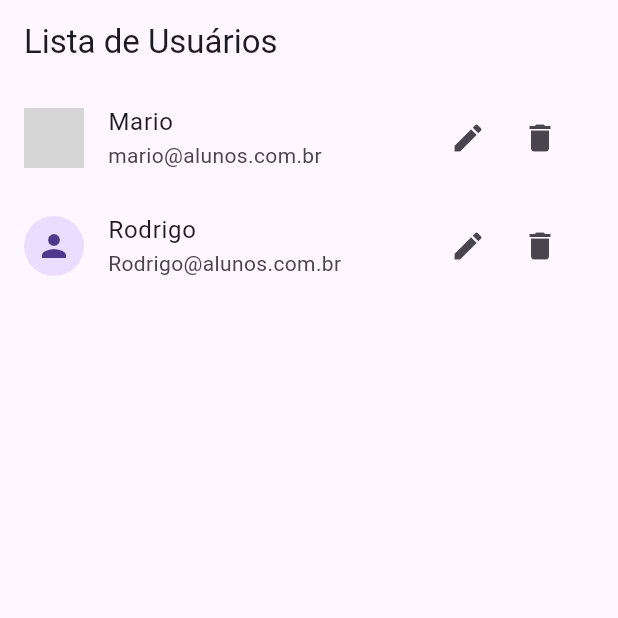
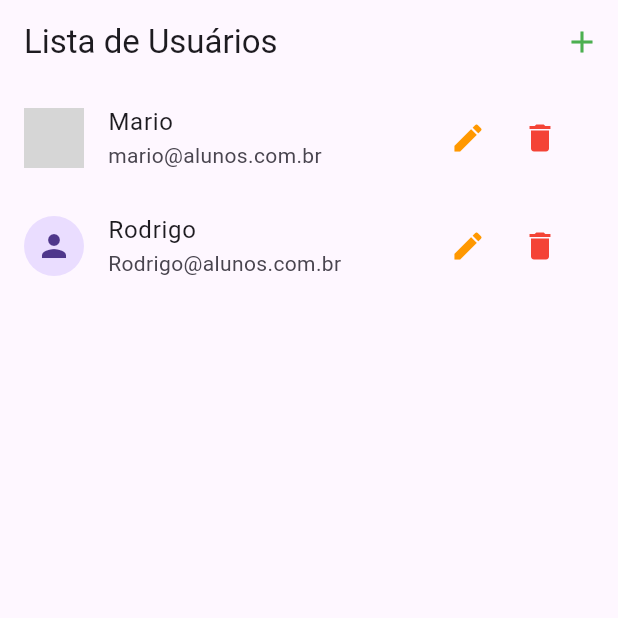
Before and after one commit to netorapg/crud, a Flutter app: the screen it shows after launch, on a phone screen of 412 x 824 dp, the top half of it. Run offline on Flutter 3.47's test engine with Material 3 defaults, Android fonts, the phone set to English and light mode, and no system bars; network calls fail; grey boxes are pictures that could not be loaded.

Commit message:
criando botões na tela, por enquanto não fazem nada

```diff
--- a/lib/components/user_tile.dart
+++ b/lib/components/user_tile.dart
@@ -6,7 +6,7 @@ class UserTile extends StatelessWidget{
 
   final User user;
 
-  UserTile(this.user);
+  const UserTile(this.user, {super.key});
 
   @override
   Widget build(BuildContext context){
@@ -21,8 +21,8 @@ class UserTile extends StatelessWidget{
         width:100,
         child: Row(
         children: <Widget>[
-          IconButton( icon: const Icon(Icons.edit), onPressed: (){},),
-           IconButton(icon: const Icon(Icons.delete), onPressed: (){},),
+          IconButton( icon: const Icon(Icons.edit), color: Colors.orange, onPressed: (){},),
+           IconButton(icon: const Icon(Icons.delete), color: Colors.red, onPressed: (){},),
         ],
       ),
       ),
--- a/lib/views/user_list.dart
+++ b/lib/views/user_list.dart
@@ -9,6 +9,9 @@ class UserList extends StatelessWidget{
     return Scaffold(
       appBar: AppBar(
         title: const Text('Lista de Usuários'),
+        actions: <Widget>[
+          IconButton(icon: Icon(Icons.add), color: Colors.green, onPressed: (){},),
+        ],
       ),
       body: ListView.builder(
         itemCount: users.length,
```
